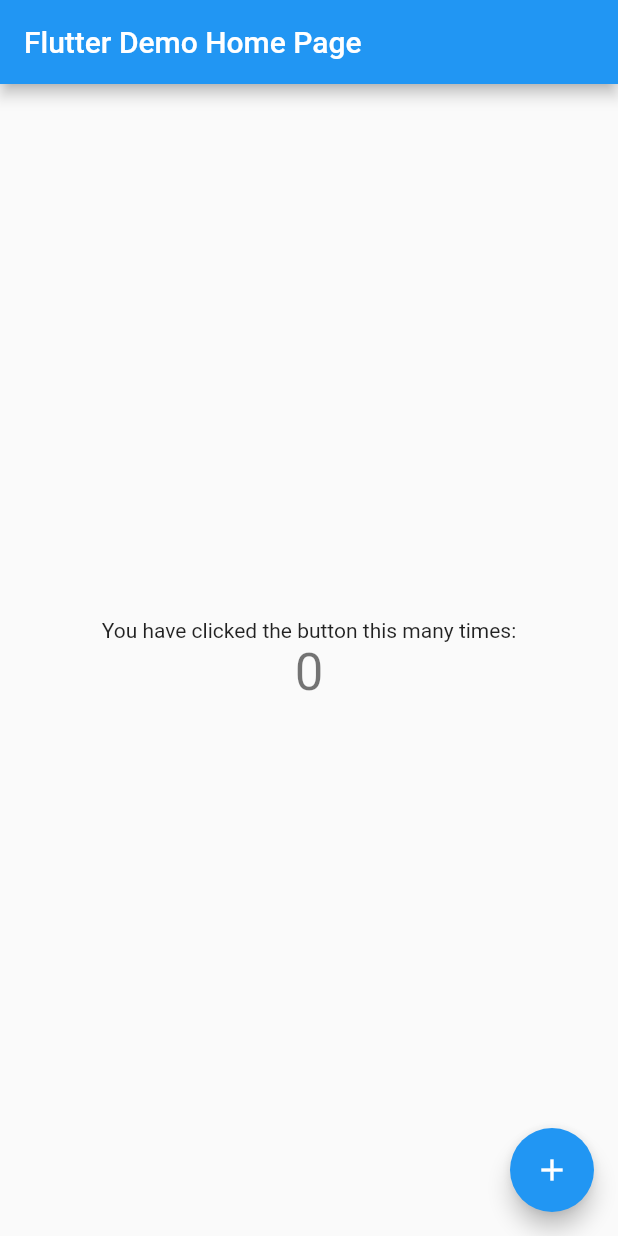
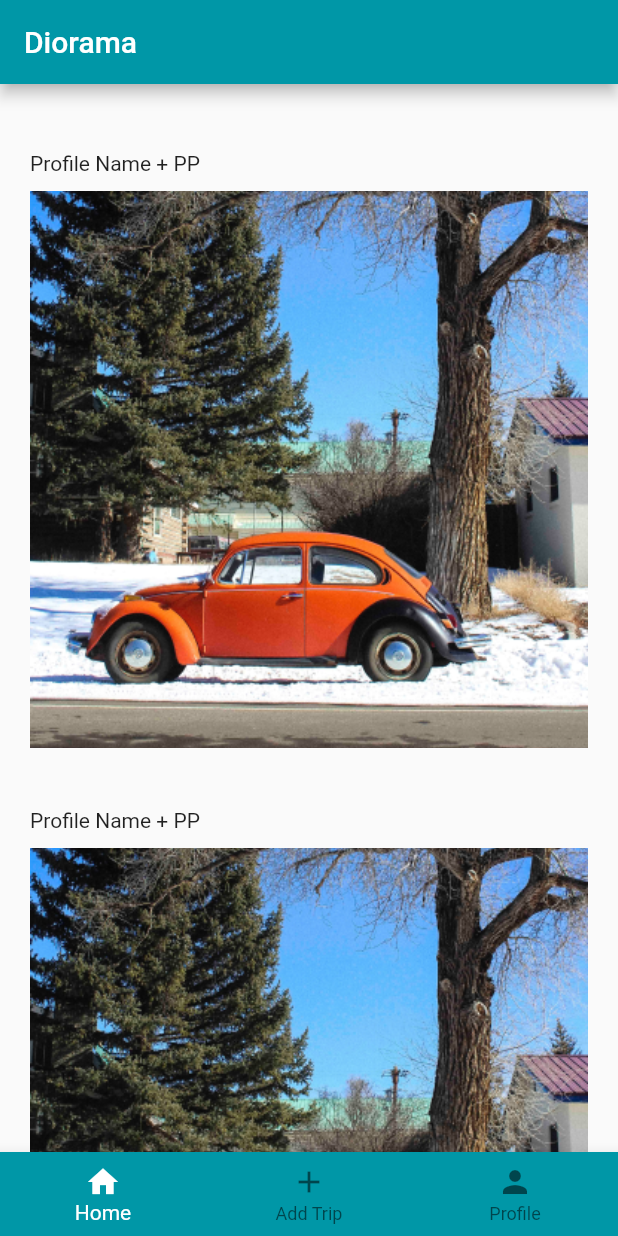
Before and after one commit to girvinjunod/Diorama-FE, a Flutter app: the screen it shows after launch, on a phone screen of 412 x 824 dp. Run offline on Flutter 3.47's test engine with Material 2 defaults, Android fonts, the phone set to English and light mode, and no system bars.

Commit message:
feat: add basic UI for home page

```diff
--- /dev/null
+++ b/lib/home.dart
@@ -0,0 +1,51 @@
+import 'package:flutter/material.dart';
+
+class TripFeed extends StatefulWidget {
+  const TripFeed({Key? key}) : super(key: key);
+
+  @override
+  _TripFeedState createState() => _TripFeedState();
+}
+
+class _TripFeedState extends State<TripFeed> {
+  @override
+  Widget build(BuildContext context) {
+    return ListView.builder(
+      shrinkWrap: true,
+      itemCount: 5,
+      padding: const EdgeInsets.all(20),
+      itemBuilder: (context, i) {
+        // final index = i ~/ 2;
+        // print("$i $index");
+        // if (index >= _suggestions.length) {
+        //   _suggestions.addAll(generateWordPairs().take(10));
+        // }
+        return _buildRow();
+      },
+    );
+  }
+
+  Widget _buildRow() {
+    return Padding(
+      padding: const EdgeInsets.fromLTRB(0, 15, 0, 15),
+      child: Column(
+        children: <Widget>[
+          SizedBox(
+            width: double.infinity,
+            child: Container(
+              padding: const EdgeInsets.symmetric(vertical: 10),
+              child: const Text(
+                "Profile Name + PP",
+                textAlign: TextAlign.left,
+              ),
+            ),
+          ),
+          FittedBox(
+            fit: BoxFit.contain,
+            child: Image.asset("images/car.png"),
+          ),
+        ],
+      ),
+    );
+  }
+}
--- a/lib/main.dart
+++ b/lib/main.dart
@@ -1,4 +1,9 @@
+// Copyright 2018 The Flutter team. All rights reserved.
+// Use of this source code is governed by a BSD-style license that can be
+// found in the LICENSE file.
+
 import 'package:flutter/material.dart';
+import 'home.dart';
 
 void main() {
   runApp(const MyApp());
@@ -7,109 +12,64 @@ void main() {
 class MyApp extends StatelessWidget {
   const MyApp({Key? key}) : super(key: key);
 
-  // This widget is the root of your application.
   @override
   Widget build(BuildContext context) {
     return MaterialApp(
-      title: 'Flutter Demo',
+      title: 'Diorama',
+      home: const NavBar(),
       theme: ThemeData(
-        // This is the theme of your application.
-        //
-        // Try running your application with "flutter run". You'll see the
-        // application has a blue toolbar. Then, without quitting the app, try
-        // changing the primarySwatch below to Colors.green and then invoke
-        // "hot reload" (press "r" in the console where you ran "flutter run",
-        // or simply save your changes to "hot reload" in a Flutter IDE).
-        // Notice that the counter didn't reset back to zero; the application
-        // is not restarted.
-        primarySwatch: Colors.blue,
+        appBarTheme: AppBarTheme(
+          backgroundColor: Colors.cyan.shade700,
+          foregroundColor: Colors.white,
+        ),
       ),
-      home: const MyHomePage(title: 'Flutter Demo Home Page'),
     );
   }
 }
 
-class MyHomePage extends StatefulWidget {
-  const MyHomePage({Key? key, required this.title}) : super(key: key);
-
-  // This widget is the home page of your application. It is stateful, meaning
-  // that it has a State object (defined below) that contains fields that affect
-  // how it looks.
-
-  // This class is the configuration for the state. It holds the values (in this
-  // case the title) provided by the parent (in this case the App widget) and
-  // used by the build method of the State. Fields in a Widget subclass are
-  // always marked "final".
-
-  final String title;
+class NavBar extends StatefulWidget {
+  const NavBar({Key? key}) : super(key: key);
 
   @override
-  State<MyHomePage> createState() => _MyHomePageState();
+  State<NavBar> createState() => _NavBarState();
 }
 
-class _MyHomePageState extends State<MyHomePage> {
-  int _counter = 0;
+class _NavBarState extends State<NavBar> {
+  int _selectedIndex = 0;
 
-  void _incrementCounter() {
+  void _onItemTapped(int index) {
     setState(() {
-      // This call to setState tells the Flutter framework that something has
-      // changed in this State, which causes it to rerun the build method below
-      // so that the display can reflect the updated values. If we changed
-      // _counter without calling setState(), then the build method would not be
-      // called again, and so nothing would appear to happen.
-      _counter++;
+      _selectedIndex = index;
     });
   }
 
   @override
   Widget build(BuildContext context) {
-    // This method is rerun every time setState is called, for instance as done
-    // by the _incrementCounter method above.
-    //
-    // The Flutter framework has been optimized to make rerunning build methods
-    // fast, so that you can just rebuild anything that needs updating rather
-    // than having to individually change instances of widgets.
     return Scaffold(
       appBar: AppBar(
-        // Here we take the value from the MyHomePage object that was created by
-        // the App.build method, and use it to set our appbar title.
-        title: Text(widget.title),
+        title: const Text('Diorama'),
       ),
-      body: Center(
-        // Center is a layout widget. It takes a single child and positions it
-        // in the middle of the parent.
-        child: Column(
-          // Column is also a layout widget. It takes a list of children and
-          // arranges them vertically. By default, it sizes itself to fit its
-          // children horizontally, and tries to be as tall as its parent.
-          //
-          // Invoke "debug painting" (press "p" in the console, choose the
-          // "Toggle Debug Paint" action from the Flutter Inspector in Android
-          // Studio, or the "Toggle Debug Paint" command in Visual Studio Code)
-          // to see the wireframe for each widget.
-          //
-          // Column has various properties to control how it sizes itself and
-          // how it positions its children. Here we use mainAxisAlignment to
-          // center the children vertically; the main axis here is the vertical
-          // axis because Columns are vertical (the cross axis would be
-          // horizontal).
-          mainAxisAlignment: MainAxisAlignment.center,
-          children: <Widget>[
-            const Text(
-              'You have clicked the button this many times:',
-            ),
-            Text(
-              '$_counter',
-              style: Theme.of(context).textTheme.headline4,
-            ),
-          ],
-        ),
+      body: const TripFeed(),
+      bottomNavigationBar: BottomNavigationBar(
+        items: const <BottomNavigationBarItem>[
+          BottomNavigationBarItem(
+            icon: Icon(Icons.home),
+            label: 'Home',
+          ),
+          BottomNavigationBarItem(
+            icon: Icon(Icons.add),
+            label: 'Add Trip',
+          ),
+          BottomNavigationBarItem(
+            icon: Icon(Icons.person),
+            label: 'Profile',
+          ),
+        ],
+        currentIndex: _selectedIndex,
+        selectedItemColor: Colors.white,
+        backgroundColor: Colors.cyan.shade700,
+        onTap: _onItemTapped,
       ),
-      floatingActionButton: FloatingActionButton(
-        onPressed: _incrementCounter,
-        tooltip: 'Increment',
-        child: const Icon(Icons.add),
-      ), // This trailing comma makes auto-formatting nicer for build methods.
     );
   }
 }
--- a/pubspec.yaml
+++ b/pubspec.yaml
@@ -58,9 +58,8 @@ flutter:
   uses-material-design: true
 
   # To add assets to your application, add an assets section, like this:
-  # assets:
-  #   - images/a_dot_burr.jpeg
-  #   - images/a_dot_ham.jpeg
+  assets:
+    - images/
 
   # An image asset can refer to one or more resolution-specific "variants", see
   # https://flutter.dev/assets-and-images/#resolution-aware.
```
Also changed, not shown: images/car.png (added).
